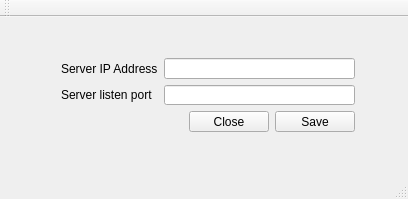
The window that RealTimeFaceMaskDetector/TCPClientUI/TCPClientUI.ui (ita-social-projects/FaceRecognizer-Back-End) describes before a commit, drawn with Qt 5.
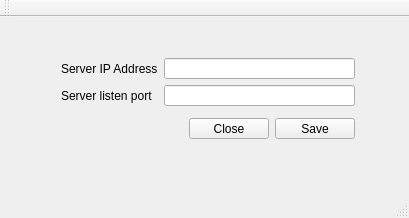
The same window after the commit.

What changed in the file:
```diff
--- a/RealTimeFaceMaskDetector/TCPClientUI/TCPClientUI.ui
+++ b/RealTimeFaceMaskDetector/TCPClientUI/TCPClientUI.ui
@@ -6,8 +6,8 @@
    <rect>
     <x>0</x>
     <y>0</y>
-    <width>408</width>
-    <height>199</height>
+    <width>409</width>
+    <height>218</height>
    </rect>
   </property>
   <property name="windowTitle">
@@ -20,7 +20,7 @@
       <x>50</x>
       <y>30</y>
       <width>316</width>
-      <height>96</height>
+      <height>103</height>
      </rect>
     </property>
     <layout class="QVBoxLayout" name="verticalLayout">
@@ -47,6 +47,19 @@
         <widget class="QLineEdit" name="IP"/>
        </item>
        <item row="2" column="1">
+        <spacer name="verticalSpacer">
+         <property name="orientation">
+          <enum>Qt::Vertical</enum>
+         </property>
+         <property name="sizeHint" stdset="0">
+          <size>
+           <width>20</width>
+           <height>40</height>
+          </size>
+         </property>
+        </spacer>
+       </item>
+       <item row="3" column="1">
         <layout class="QHBoxLayout" name="horizontalLayout">
          <item>
           <spacer name="horizontalSpacer">
```
Left out of the diff: 14 changed lines with no effect on the pictures.
